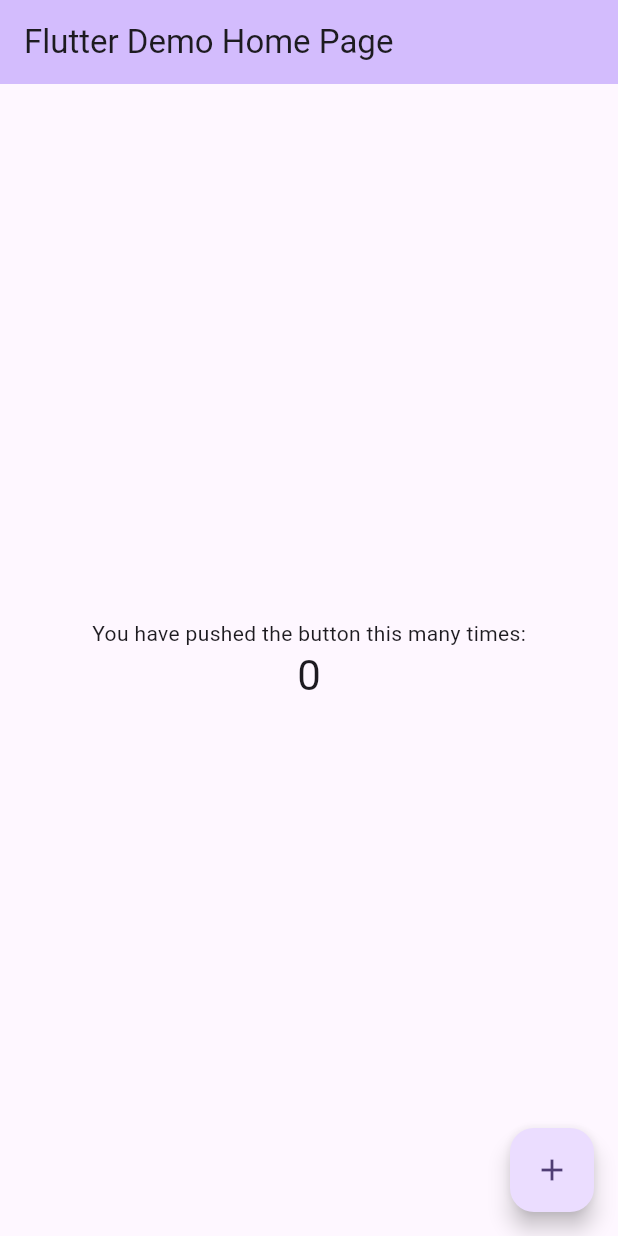
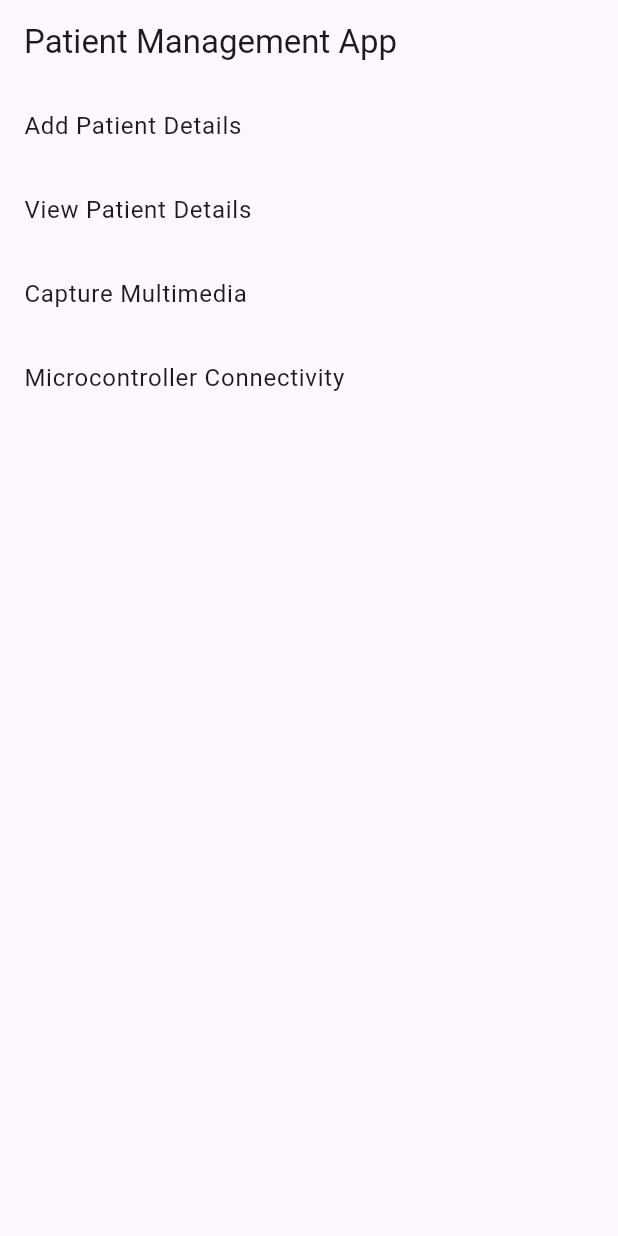
Before and after one commit to Abhishek5467/Patient_managment_app_with_flutter, a Flutter app: the screen it shows after launch, on a phone screen of 412 x 824 dp. Run offline on Flutter 3.47's test engine with Material 3 defaults, Android fonts, the phone set to English and light mode, and no system bars; our stand-ins replace flutter_blue, image_picker.

Commit message:
Implement multimedia and microcontroller features

```diff
--- a/lib/main.dart
+++ b/lib/main.dart
@@ -1,125 +1,18 @@
 import 'package:flutter/material.dart';
+import 'screens/home_screen.dart';
 
-void main() {
-  runApp(const MyApp());
+void main(){
+  runApp(MyApp());
 }
 
-class MyApp extends StatelessWidget {
-  const MyApp({super.key});
-
-  // This widget is the root of your application.
+class MyApp extends StatelessWidget{
   @override
-  Widget build(BuildContext context) {
+  Widget build(BuildContext context){
     return MaterialApp(
-      title: 'Flutter Demo',
-      theme: ThemeData(
-        // This is the theme of your application.
-        //
-        // TRY THIS: Try running your application with "flutter run". You'll see
-        // the application has a purple toolbar. Then, without quitting the app,
-        // try changing the seedColor in the colorScheme below to Colors.green
-        // and then invoke "hot reload" (save your changes or press the "hot
-        // reload" button in a Flutter-supported IDE, or press "r" if you used
-        // the command line to start the app).
-        //
-        // Notice that the counter didn't reset back to zero; the application
-        // state is not lost during the reload. To reset the state, use hot
-        // restart instead.
-        //
-        // This works for code too, not just values: Most code changes can be
-        // tested with just a hot reload.
-        colorScheme: ColorScheme.fromSeed(seedColor: Colors.deepPurple),
-        useMaterial3: true,
-      ),
-      home: const MyHomePage(title: 'Flutter Demo Home Page'),
+      title: "Patient Care",
+      theme: ThemeData(primarySwatch: Colors.blue),
+      home: HomeScreen(),
     );
   }
+
 }
-
-class MyHomePage extends StatefulWidget {
-  const MyHomePage({super.key, required this.title});
-
-  // This widget is the home page of your application. It is stateful, meaning
-  // that it has a State object (defined below) that contains fields that affect
-  // how it looks.
-
-  // This class is the configuration for the state. It holds the values (in this
-  // case the title) provided by the parent (in this case the App widget) and
-  // used by the build method of the State. Fields in a Widget subclass are
-  // always marked "final".
-
-  final String title;
-
-  @override
-  State<MyHomePage> createState() => _MyHomePageState();
-}
-
-class _MyHomePageState extends State<MyHomePage> {
-  int _counter = 0;
-
-  void _incrementCounter() {
-    setState(() {
-      // This call to setState tells the Flutter framework that something has
-      // changed in this State, which causes it to rerun the build method below
-      // so that the display can reflect the updated values. If we changed
-      // _counter without calling setState(), then the build method would not be
-      // called again, and so nothing would appear to happen.
-      _counter++;
-    });
-  }
-
-  @override
-  Widget build(BuildContext context) {
-    // This method is rerun every time setState is called, for instance as done
-    // by the _incrementCounter method above.
-    //
-    // The Flutter framework has been optimized to make rerunning build methods
-    // fast, so that you can just rebuild anything that needs updating rather
-    // than having to individually change instances of widgets.
-    return Scaffold(
-      appBar: AppBar(
-        // TRY THIS: Try changing the color here to a specific color (to
-        // Colors.amber, perhaps?) and trigger a hot reload to see the AppBar
-        // change color while the other colors stay the same.
-        backgroundColor: Theme.of(context).colorScheme.inversePrimary,
-        // Here we take the value from the MyHomePage object that was created by
-        // the App.build method, and use it to set our appbar title.
-        title: Text(widget.title),
-      ),
-      body: Center(
-        // Center is a layout widget. It takes a single child and positions it
-        // in the middle of the parent.
-        child: Column(
-          // Column is also a layout widget. It takes a list of children and
-          // arranges them vertically. By default, it sizes itself to fit its
-          // children horizontally, and tries to be as tall as its parent.
-          //
-          // Column has various properties to control how it sizes itself and
-          // how it positions its children. Here we use mainAxisAlignment to
-          // center the children vertically; the main axis here is the vertical
-          // axis because Columns are vertical (the cross axis would be
-          // horizontal).
-          //
-          // TRY THIS: Invoke "debug painting" (choose the "Toggle Debug Paint"
-          // action in the IDE, or press "p" in the console), to see the
-          // wireframe for each widget.
-          mainAxisAlignment: MainAxisAlignment.center,
-          children: <Widget>[
-            const Text(
-              'You have pushed the button this many times:',
-            ),
-            Text(
-              '$_counter',
-              style: Theme.of(context).textTheme.headlineMedium,
-            ),
-          ],
-        ),
-      ),
-      floatingActionButton: FloatingActionButton(
-        onPressed: _incrementCounter,
-        tooltip: 'Increment',
-        child: const Icon(Icons.add),
-      ), // This trailing comma makes auto-formatting nicer for build methods.
-    );
-  }
-}
--- a/lib/models/patient.dart
+++ b/lib/models/patient.dart
@@ -0,0 +1,32 @@
+import 'dart:ui';
+
+class Patient{
+  final String name;
+  final String age;
+  final String gender;
+  final String contact;
+  final String? imagePath;
+  final String? videoPath;
+
+  Patient({
+    required this.name,
+    required this.age,
+    required this.gender,
+    required this.contact,
+    required this.imagePath,
+    required this.videoPath,
+  });
+
+  Map<String, dynamic> toMap(){
+    return {
+      'name': name,
+      'age': age,
+      'gender': gender,
+      'contact': contact,
+      'imagePath': imagePath,
+      'videoPath': videoPath,
+
+    };
+  }
+
+}
--- a/lib/screens/home_screen.dart
+++ b/lib/screens/home_screen.dart
@@ -0,0 +1,46 @@
+import 'package:flutter/material.dart';
+import 'patient_form_screen.dart';
+import 'patient_details_screen.dart';
+import 'multimedia_screen.dart';
+import 'microcontroller_screen.dart';
+
+class HomeScreen extends StatelessWidget {
+  @override
+  Widget build(BuildContext context) {
+    return Scaffold(
+      appBar: AppBar(title: Text('Patient Management App')),
+      body: ListView(
+        children: [
+          ListTile(
+            title: Text('Add Patient Details'),
+            onTap: () => Navigator.push(
+              context,
+              MaterialPageRoute(builder: (context) => PatientFormScreen()),
+            ),
+          ),
+          ListTile(
+            title: Text('View Patient Details'),
+            onTap: () => Navigator.push(
+              context,
+              MaterialPageRoute(builder: (context) => PatientDetailsScreen()),
+            ),
+          ),
+          ListTile(
+            title: Text('Capture Multimedia'),
+            onTap: () => Navigator.push(
+              context,
+              MaterialPageRoute(builder: (context) => MultimediaScreen()),
+            ),
+          ),
+          ListTile(
+            title: Text('Microcontroller Connectivity'),
+            onTap: () => Navigator.push(
+              context,
+              MaterialPageRoute(builder: (context) => MicrocontrollerScreen()),
+            ),
+          ),
+        ],
+      ),
+    );
+  }
+}
--- a/lib/screens/patient_details_screen.dart
+++ b/lib/screens/patient_details_screen.dart
@@ -0,0 +1,11 @@
+import 'package:flutter/material.dart';
+
+class PatientDetailsScreen extends StatelessWidget {
+  @override
+  Widget build(BuildContext context){
+    return Scaffold(
+      appBar: AppBar(title: Text('View Patient Details')),
+      body: Center(child: Text('Patient Details Screen')),
+    );
+  }
+}
--- a/lib/screens/patient_form_screen.dart
+++ b/lib/screens/patient_form_screen.dart
@@ -0,0 +1,12 @@
+import '../services/storage_service.dart';
+import 'package:flutter/material.dart';
+
+class PatientFormScreen extends StatelessWidget {
+  @override
+  Widget build(BuildContext context){
+    return Scaffold(
+      appBar: AppBar(title: Text('Add Patient Details')),
+      body: Center(child: Text('Patient Form Screen')),
+    );
+  }
+}
```
Also changed, not shown: lib/screens/microcontroller_screen.dart (+26 -0 lines), lib/screens/multimedia_screen.dart (+26 -0 lines), lib/services/microcontroller_service.dart (+42 -0 lines), lib/services/multimedia_service.dart (+30 -0 lines).
